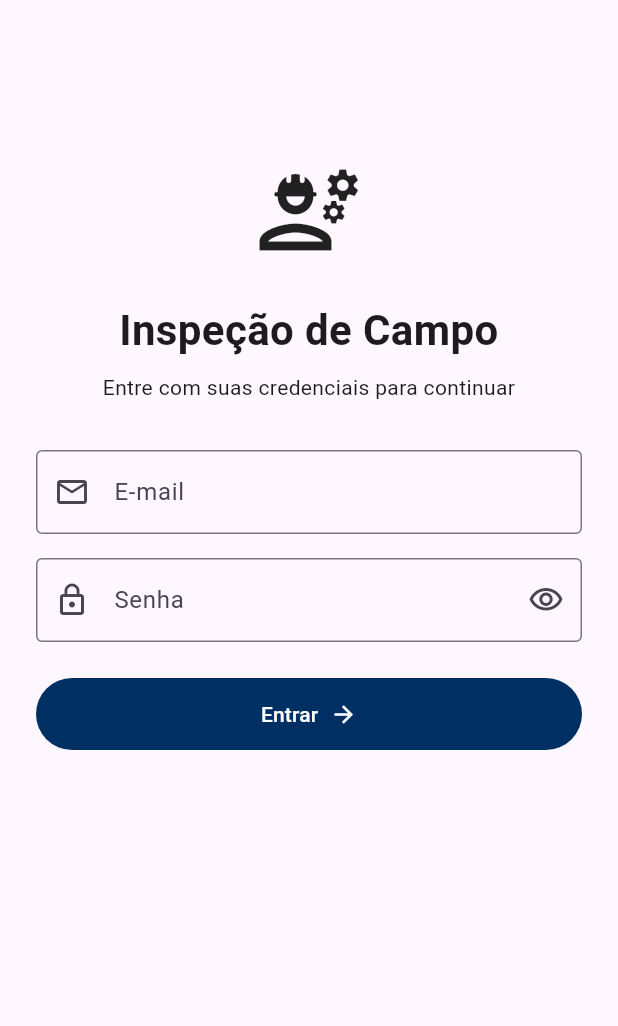
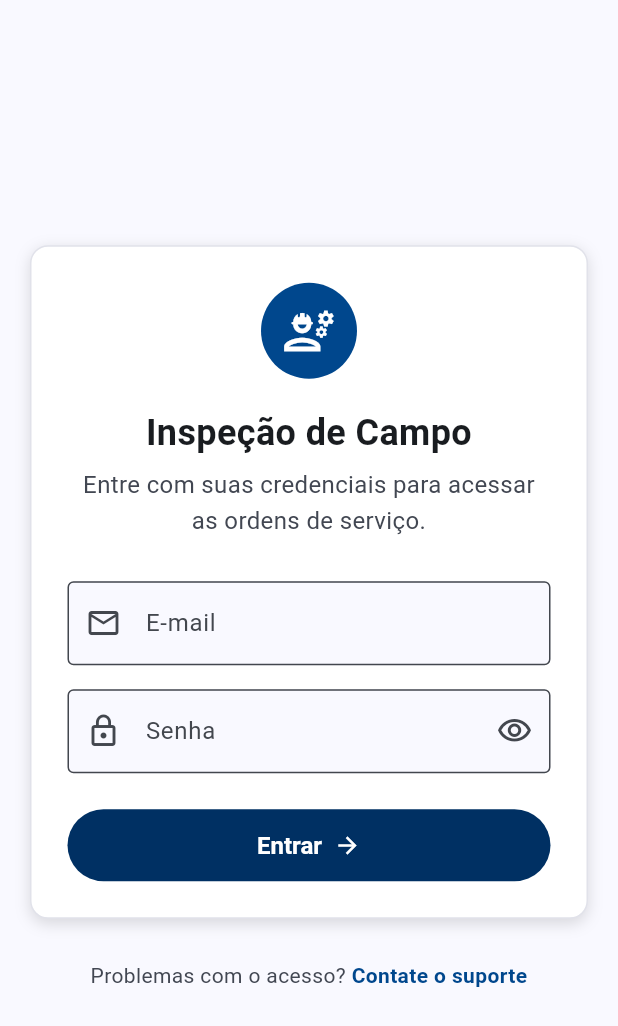
Before and after one commit to ArthurSMA/Inspecao-Campo, a Flutter app: the screen it shows after launch, on a phone screen of 412 x 824 dp. Shown: the top 1026 px of the screen. Run offline on Flutter 3.47's test engine with Material 3 defaults, Android fonts, the phone set to English and light mode, and no system bars; our stand-ins replace dio, flutter_secure_storage; accounts and stored records are empty.

Commit message:
style: aplicando estilizacao no login

```diff
--- a/flutter_application_1/lib/app/app.dart
+++ b/flutter_application_1/lib/app/app.dart
@@ -17,8 +17,49 @@ class App extends StatelessWidget {
       debugShowCheckedModeBanner: false,
       theme: ThemeData(
         useMaterial3: true,
-        inputDecorationTheme: const InputDecorationTheme(
-          border: OutlineInputBorder(),
+        scaffoldBackgroundColor: const Color(0xFFF9F9FF),
+
+        colorScheme: ColorScheme.fromSeed(
+          seedColor: const Color(0xfF00478D),
+          primary: const Color(0xfF00478D),
+          surface: Colors.white,
+        ),
+
+        inputDecorationTheme: InputDecorationTheme(
+          filled: true,
+          fillColor: const Color(0xfFF9F9FF),
+
+          contentPadding: const EdgeInsets.symmetric(
+            horizontal: 16,
+            vertical: 16,
+          ),
+
+          border: OutlineInputBorder(
+            borderRadius: BorderRadius.circular(8),
+            borderSide: BorderSide.none,
+          ),
+
+          focusedBorder: OutlineInputBorder(
+            borderRadius: BorderRadius.circular(8),
+            borderSide: const BorderSide(color: Color(0xfF00478D), width: 2),
+          ),
+
+          errorBorder: OutlineInputBorder(
+            borderRadius: BorderRadius.circular(8),
+            borderSide: const BorderSide(color: Color(0xfFBA1A1A)),
+          ),
+        ),
+        filledButtonTheme: FilledButtonThemeData(
+          style: FilledButton.styleFrom(
+            backgroundColor: const Color(0xFF00478D),
+            foregroundColor: Colors.white,
+            minimumSize: const Size.fromHeight(48),
+            shape: const StadiumBorder(),
+            textStyle: const TextStyle(
+              fontSize: 16,
+              fontWeight: FontWeight.w600,
+            ),
+          ),
         ),
       ),
       home: const AuthGate(),
--- a/flutter_application_1/lib/feat/auth/presentation/pages/login_page.dart
+++ b/flutter_application_1/lib/feat/auth/presentation/pages/login_page.dart
@@ -10,32 +10,113 @@ class LoginPage extends StatelessWidget {
 
   @override
   Widget build(BuildContext context) {
+    final colorScheme = Theme.of(context).colorScheme;
+
     return Scaffold(
       body: SafeArea(
-        child: SingleChildScrollView(
-          padding: EdgeInsets.all(24),
+        child: LayoutBuilder(
+          builder: (context, constraints) {
+            return SingleChildScrollView(
+              padding: const EdgeInsets.symmetric(horizontal: 20, vertical: 24),
+              child: ConstrainedBox(
+                constraints: BoxConstraints(
+                  minHeight: constraints.maxHeight - 48,
+                ),
+                child: Column(
+                  mainAxisAlignment: MainAxisAlignment.center,
+                  children: [
+                    Container(
+                      width: double.infinity,
+                      constraints: const BoxConstraints(maxWidth: 430),
+                      padding: const EdgeInsets.all(24),
+                      decoration: BoxDecoration(
+                        color: Colors.white,
+                        borderRadius: BorderRadius.circular(12),
+                        border: Border.all(color: const Color(0xFFE1E2EA)),
+                        boxShadow: const [
+                          BoxShadow(
+                            color: Color(0x22000000),
+                            blurRadius: 8,
+                            offset: Offset(0, 3),
+                          ),
+                        ],
+                      ),
                       child: Column(
                         crossAxisAlignment: CrossAxisAlignment.stretch,
                         children: [
-              SizedBox(height: 80),
-              Icon(Icons.engineering_outlined, size: 72),
-              SizedBox(height: 24),
-              Text(
+                          Center(
+                            child: Container(
+                              width: 64,
+                              height: 64,
+                              decoration: BoxDecoration(
+                                color: colorScheme.primary,
+                                shape: BoxShape.circle,
+                              ),
+                              child: const Icon(
+                                Icons.engineering_outlined,
+                                size: 36,
+                                color: Colors.white,
+                              ),
+                            ),
+                          ),
+                          const SizedBox(height: 20),
+                          const Text(
                             'Inspeção de Campo',
                             textAlign: TextAlign.center,
-                style: TextStyle(fontSize: 28, fontWeight: FontWeight.bold),
+                            style: TextStyle(
+                              fontSize: 24,
+                              height: 1.3,
+                              fontWeight: FontWeight.w700,
                             ),
-              SizedBox(height: 8),
-              Text(
-                'Entre com suas credenciais para continuar',
+                          ),
+                          const SizedBox(height: 8),
+                          const Text(
+                            'Entre com suas credenciais para acessar as ordens de serviço.',
                             textAlign: TextAlign.center,
+                            style: TextStyle(
+                              fontSize: 16,
+                              height: 1.5,
+                              color: Color(0xFF424752),
                             ),
-              SizedBox(height: 32),
+                          ),
+                          const SizedBox(height: 28),
                           LoginForm(onLogin: onLogin),
                         ],
                       ),
+                    ),
+                    const SizedBox(height: 28),
+                    const _SupportFooter(),
+                  ],
+                ),
+              ),
+            );
+          },
         ),
       ),
     );
   }
 }
+
+class _SupportFooter extends StatelessWidget {
+  const _SupportFooter();
+
+  @override
+  Widget build(BuildContext context) {
+    return Text.rich(
+      TextSpan(
+        text: 'Problemas com o acesso? ',
+        style: const TextStyle(fontSize: 14, color: Color(0xFF424752)),
+        children: [
+          TextSpan(
+            text: 'Contate o suporte',
+            style: TextStyle(
+              color: Theme.of(context).colorScheme.primary,
+              fontWeight: FontWeight.w600,
+            ),
+          ),
+        ],
+      ),
+      textAlign: TextAlign.center,
+    );
+  }
+}
```
Lines whose indentation alone changed are shown as unchanged.
